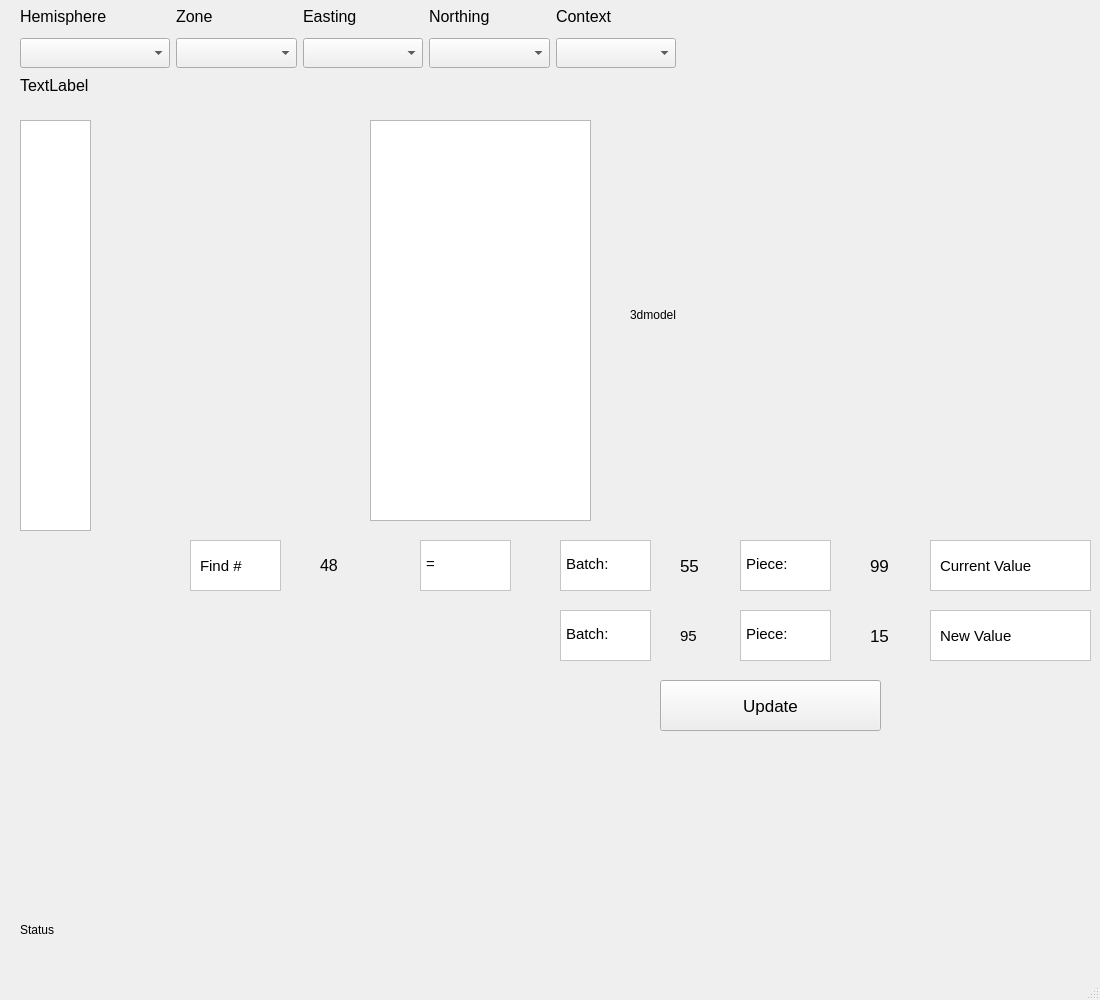
This is qtcreator/MainWindow.ui in ggetzie/APSAP as Qt 5 draws it before an edit. The edited form follows.
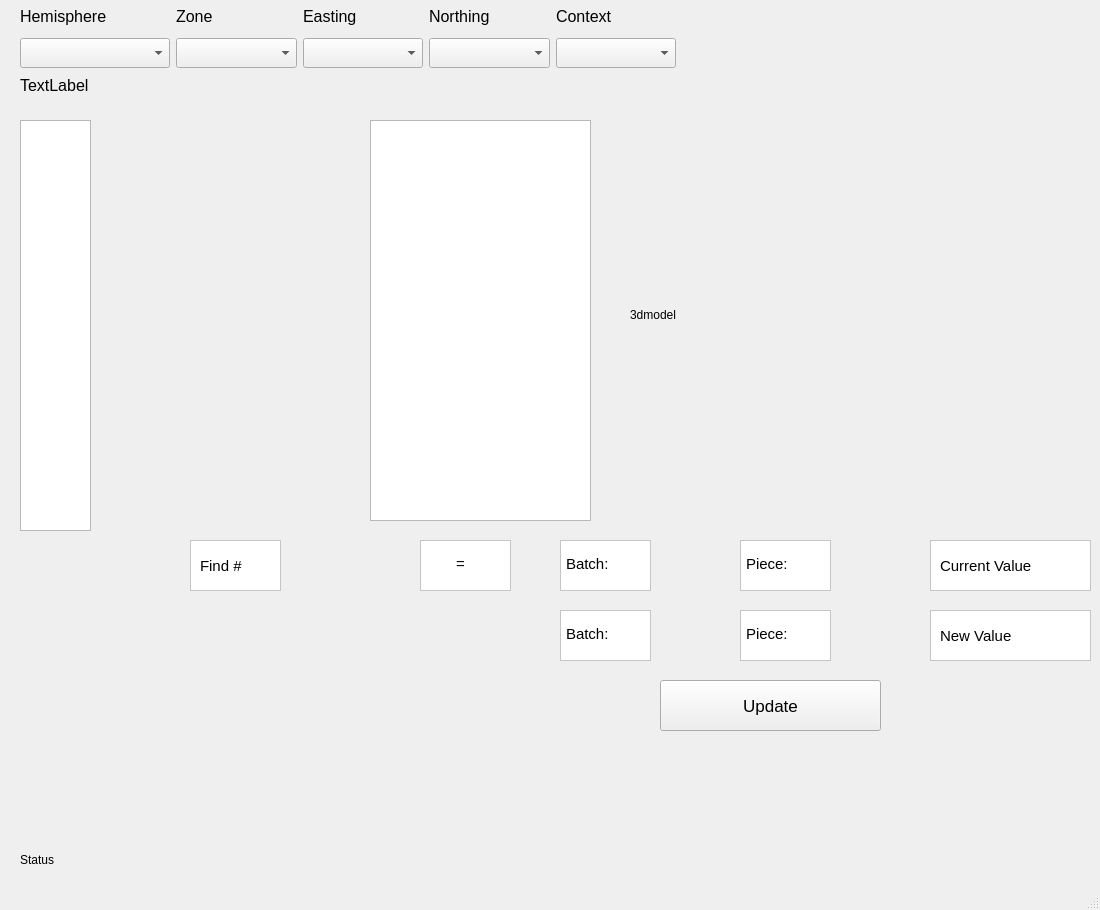
This is the edited form. Icons and pictures are not drawn.

Commit message: Updating button done. Finishing the commit

What changed in the file:
```diff
--- a/qtcreator/MainWindow.ui
+++ b/qtcreator/MainWindow.ui
@@ -7,7 +7,7 @@
     <x>0</x>
     <y>0</y>
     <width>1100</width>
-    <height>1000</height>
+    <height>910</height>
    </rect>
   </property>
   <property name="minimumSize">
@@ -293,7 +293,7 @@
     <property name="geometry">
      <rect>
       <x>20</x>
-      <y>920</y>
+      <y>850</y>
       <width>671</width>
       <height>20</height>
      </rect>
@@ -368,7 +368,7 @@
     </property>
     <property name="font">
      <font>
-      <pointsize>12</pointsize>
+      <pointsize>11</pointsize>
      </font>
     </property>
     <property name="autoFillBackground">
@@ -378,7 +378,7 @@
      <string notr="true"/>
     </property>
     <property name="text">
-     <string>48</string>
+     <string/>
     </property>
    </widget>
    <widget class="QFrame" name="frame">
@@ -448,9 +448,9 @@
     <widget class="QLabel" name="label_8">
      <property name="geometry">
       <rect>
-       <x>6</x>
+       <x>36</x>
        <y>3</y>
-       <width>71</width>
+       <width>41</width>
        <height>41</height>
       </rect>
      </property>
@@ -459,6 +459,9 @@
        <pointsize>11</pointsize>
       </font>
      </property>
+     <property name="layoutDirection">
+      <enum>Qt::LeftToRight</enum>
+     </property>
      <property name="text">
       <string>=</string>
      </property>
@@ -562,11 +565,11 @@
     </property>
     <property name="font">
      <font>
-      <pointsize>13</pointsize>
+      <pointsize>11</pointsize>
      </font>
     </property>
     <property name="text">
-     <string>99</string>
+     <string/>
     </property>
    </widget>
    <widget class="QFrame" name="frame_5">
@@ -654,11 +657,11 @@
     </property>
     <property name="font">
      <font>
-      <pointsize>13</pointsize>
+      <pointsize>11</pointsize>
      </font>
     </property>
     <property name="text">
-     <string>55</string>
+     <string/>
     </property>
    </widget>
    <widget class="QFrame" name="frame_7">
@@ -713,7 +716,7 @@
      </font>
     </property>
     <property name="text">
-     <string>95</string>
+     <string/>
     </property>
    </widget>
    <widget class="QLabel" name="new_piece">
@@ -727,11 +730,11 @@
     </property>
     <property name="font">
      <font>
-      <pointsize>13</pointsize>
+      <pointsize>11</pointsize>
      </font>
     </property>
     <property name="text">
-     <string>15</string>
+     <string/>
     </property>
    </widget>
    <widget class="QFrame" name="frame_8">
```
Left out of the diff: 6 changed lines with no effect on the pictures. The commit also changes 1 other file.
